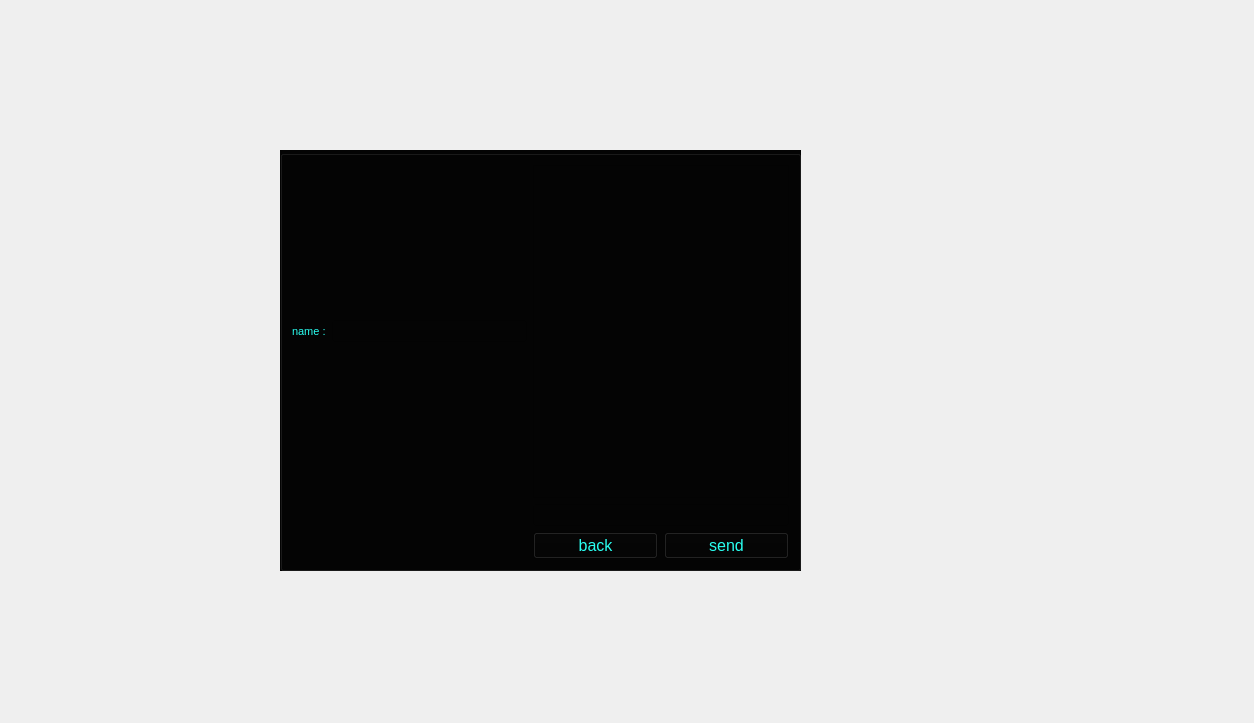
Before: the Qt Designer form massenger/createchannel_dialog.ui in MahanBeidokhti/AP-Messenger, drawn with Qt 5.
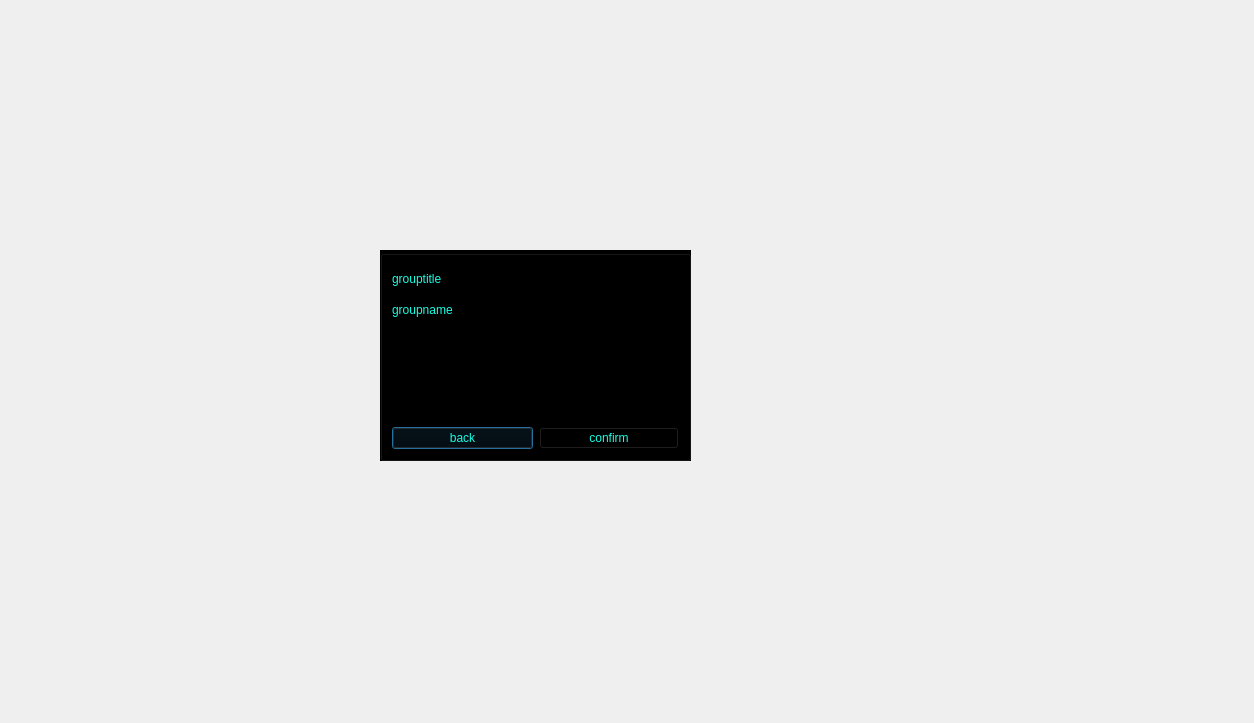
After: the same form once the commit is applied. Icons and pictures are not drawn.

Commit message: creat group and channel added

Diff of the .ui file:
```diff
--- a/massenger/createchannel_dialog.ui
+++ b/massenger/createchannel_dialog.ui
@@ -34,7 +34,7 @@
    </property>
    <layout class="QGridLayout" name="gridLayout_2">
     <item row="3" column="0">
-     <widget class="QPushButton" name="back_pushButton_2">
+     <widget class="QPushButton" name="back_pushButton">
       <property name="text">
        <string>back</string>
       </property>
@@ -63,14 +63,7 @@
       </item>
      </layout>
     </item>
-    <item row="1" column="0">
-     <widget class="QPushButton" name="back_pushButton">
-      <property name="text">
-       <string>back</string>
-      </property>
-     </widget>
-    </item>
-    <item row="2" column="0" colspan="2">
+    <item row="1" column="0" colspan="2">
      <layout class="QHBoxLayout" name="horizontalLayout_3">
       <item>
        <widget class="QLabel" name="label_2">
@@ -85,109 +78,27 @@
      </layout>
     </item>
     <item row="3" column="1">
-     <widget class="QPushButton" name="confirm_pushButton_2">
-      <property name="text">
-       <string>confirm</string>
-      </property>
-     </widget>
-    </item>
-    <item row="1" column="1">
      <widget class="QPushButton" name="confirm_pushButton">
       <property name="text">
        <string>confirm</string>
       </property>
      </widget>
     </item>
-   </layout>
-  </widget>
-  <widget class="QGroupBox" name="chat_groupBox">
-   <property name="geometry">
-    <rect>
-     <x>280</x>
-     <y>150</y>
-     <width>521</width>
-     <height>421</height>
-    </rect>
-   </property>
-   <property name="styleSheet">
-    <string notr="true">color: rgb(41, 255, 241);
-background-color: rgb(4, 4, 4);
-gridline-color: rgb(255, 71, 25);
-border-color: rgb(15, 255, 11);
-border-color: rgb(255, 23, 23);</string>
-   </property>
-   <property name="title">
-    <string/>
-   </property>
-   <layout class="QGridLayout" name="gridLayout">
-    <item row="0" column="0">
-     <widget class="QLabel" name="name_label">
+    <item row="2" column="0" colspan="2">
+     <widget class="QLabel" name="error_label">
       <property name="font">
        <font>
-        <pointsize>8</pointsize>
+        <pointsize>12</pointsize>
        </font>
       </property>
-      <property name="text">
-       <string>name :</string>
-      </property>
-     </widget>
-    </item>
-    <item row="0" column="1">
-     <widget class="QLineEdit" name="recieved_channelname_lineEdit">
-      <property name="font">
-       <font>
-        <pointsize>8</pointsize>
-       </font>
-      </property>
-     </widget>
-    </item>
-    <item row="0" column="2">
-     <widget class="QListView" name="massege_listView">
       <property name="styleSheet">
-       <string notr="true">gridline-color: rgb(255, 102, 26);
-selection-background-color: rgb(255, 71, 39);
-border-top-color: rgb(255, 101, 24);</string>
-      </property>
-     </widget>
-    </item>
-    <item row="1" column="2">
-     <widget class="QLineEdit" name="send_lineEdit">
-      <property name="styleSheet">
-       <string notr="true">border-color: rgb(11, 255, 235);</string>
+       <string notr="true">color: rgb(255, 0, 4);</string>
       </property>
       <property name="text">
        <string/>
       </property>
      </widget>
     </item>
-    <item row="2" column="2">
-     <layout class="QHBoxLayout" name="horizontalLayout_2">
-      <item>
-       <widget class="QPushButton" name="back_chat_pushButton">
-        <property name="font">
-         <font>
-          <pointsize>12</pointsize>
-         </font>
-        </property>
-        <property name="text">
-         <string>back</string>
-        </property>
-       </widget>
-      </item>
-      <item>
-       <widget class="QPushButton" name="send_pushButton">
-        <property name="font">
-         <font>
-          <pointsize>12</pointsize>
-         </font>
-        </property>
-        <property name="text">
-         <string>send</string>
-        </property>
-       </widget>
-      </item>
-     </layout>
-    </item>
    </layout>
   </widget>
  </widget>
```
Left out of the diff: 3 changed lines with no effect on the pictures. The commit also changes 8 other files.
